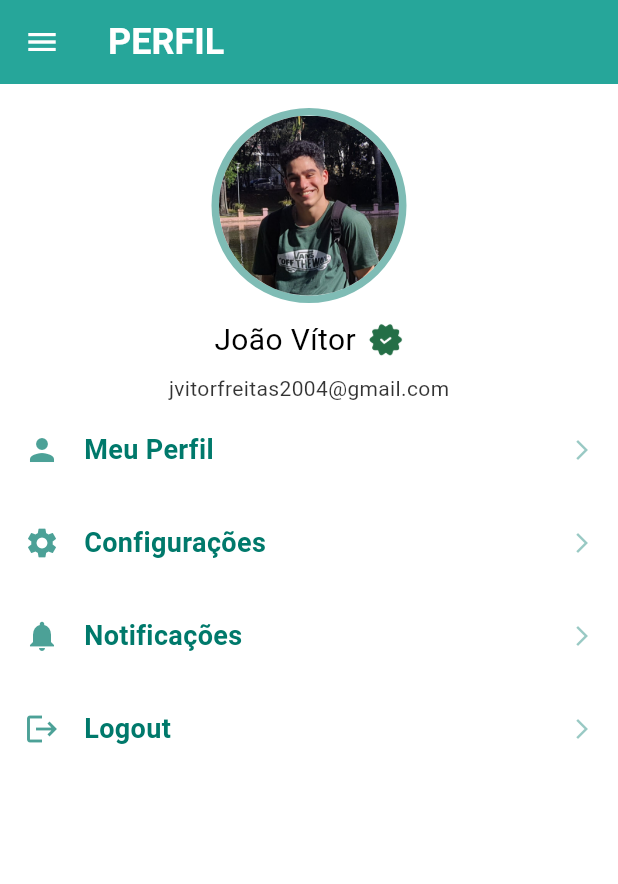
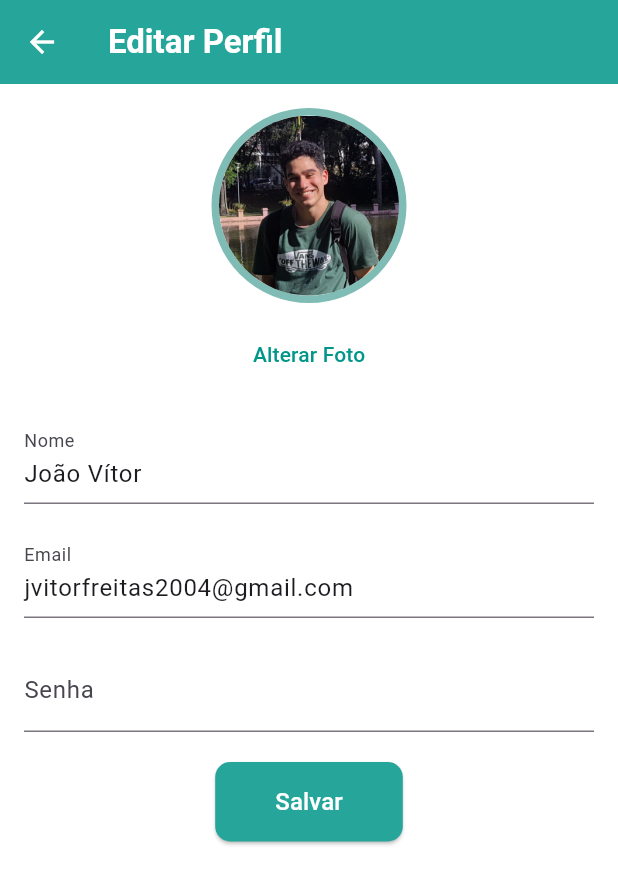
Before and after one commit to Jaummfreitas/EstudaAI, a Flutter app: the ProfilePage screen opened directly, after a tap on "Meu Perfil", on a phone screen of 412 x 824 dp. Shown: the top 884 px of the screen. Run offline on Flutter 3.47's test engine with Material 3 defaults, Android fonts, the light colour scheme and no system bars; our stand-ins replace sqflite, sqflite_common_ffi, table_calendar; missing offline and left inert: dart:ffi; accounts and stored records are empty.

Commit message:
front-perfil

```diff
--- /dev/null
+++ b/estudeai/lib/Views/Perfil/configurações.dart
@@ -0,0 +1,116 @@
+import 'package:flutter/material.dart';
+
+class SettingsPage extends StatelessWidget {
+  final TextEditingController nameController =
+      TextEditingController(text: 'João Vítor');
+  final TextEditingController emailController =
+      TextEditingController(text: 'jvitorfreitas2004@gmail.com');
+  final TextEditingController passwordController = TextEditingController();
+
+  @override
+  Widget build(BuildContext context) {
+    Size size = MediaQuery.of(context).size;
+
+    return Scaffold(
+      appBar: AppBar(
+        iconTheme: const IconThemeData(color: Colors.white),
+        backgroundColor: const Color(0xFF26A69A),
+        title: const Text(
+          'Editar Perfil',
+          style: TextStyle(
+            color: Colors.white,
+            fontWeight: FontWeight.bold,
+          ),
+        ),
+      ),
+      backgroundColor: Colors.white,
+      body: SingleChildScrollView(
+        child: Container(
+          padding: const EdgeInsets.all(16),
+          width: size.width,
+          child: Column(
+            mainAxisSize: MainAxisSize.min,
+            crossAxisAlignment: CrossAxisAlignment.center,
+            children: [
+              Container(
+                width: 150,
+                decoration: BoxDecoration(
+                  shape: BoxShape.circle,
+                  border: Border.all(
+                    color: Colors.teal[700]!.withOpacity(.5),
+                    width: 5.0,
+                  ),
+                ),
+                child: const CircleAvatar(
+                  radius: 60,
+                  backgroundColor: Colors.transparent,
+                  backgroundImage: AssetImage('assets/images/profile.jpg'),
+                ),
+              ),
+              const SizedBox(height: 10),
+              TextButton(
+                onPressed: () {
+                  // Ação de alterar foto
+                },
+                child: const Text(
+                  'Alterar Foto',
+                  style: TextStyle(color: Colors.teal),
+                ),
+              ),
+              const SizedBox(height: 20),
+              TextField(
+                controller: nameController,
+                decoration: const InputDecoration(
+                  labelText: 'Nome',
+                  hintText: 'Seu nome completo',
+                ),
+              ),
+              const SizedBox(height: 20),
+              TextField(
+                controller: emailController,
+                decoration: const InputDecoration(
+                  labelText: 'Email',
+                  hintText: 'Seu email',
+                ),
+              ),
+              const SizedBox(height: 20),
+              TextField(
+                controller: passwordController,
+                decoration: const InputDecoration(
+                  labelText: 'Senha',
+                  hintText: 'Nova senha',
+                ),
+                obscureText: true,
+              ),
+              const SizedBox(height: 20),
+              ElevatedButton(
+                onPressed: () {
+                  // Ação de salvar as alterações (opcional)
+                  // Adicione sua lógica para salvar as alterações aqui
+
+                  // Retorna à tela anterior
+                  Navigator.pop(context);
+                },
+                style: ElevatedButton.styleFrom(
+                  backgroundColor: const Color(0xFF26A69A),
+                  padding: const EdgeInsets.symmetric(
+                      horizontal: 40, vertical: 15),
+                  shape: RoundedRectangleBorder(
+                    borderRadius: BorderRadius.circular(10),
+                  ),
+                ),
+                child: const Text(
+                  'Salvar',
+                  style: TextStyle(
+                    color: Colors.white,
+                    fontSize: 16,
+                  ),
+                ),
+              ),
+            ],
+          ),
+        ),
+      ),
+    );
+  }
+}
--- a/estudeai/lib/Views/Perfil/perfil.dart
+++ b/estudeai/lib/Views/Perfil/perfil.dart
@@ -1,23 +1,12 @@
+import 'package:flutter/material.dart';
+import 'package:estudeai/Views/Home/home.dart';
 import 'package:estudeai/Views/Calendario/calendario.dart';
-import 'package:estudeai/Views/Home/home.dart';
 import 'package:estudeai/Views/Quiz/quiz.dart';
 import 'package:estudeai/Views/TelaInicial/TelaInicial.dart';
-import 'package:flutter/material.dart';
-
-void main() {
-  runApp(const MyApp());
-}
-
-class MyApp extends StatelessWidget {
-  const MyApp({super.key});
-
-  @override
-  Widget build(BuildContext context) {
-    return const MaterialApp(
-      home: ProfilePage(),
-    );
-  }
-}
+import 'package:estudeai/Views/Perfil/configurações.dart';
+import 'package:estudeai/Views/Perfil/definições.dart';
+import 'package:estudeai/Views/Perfil/addAmigo.dart';
+import 'package:estudeai/Views/Perfil/amigos.dart'; // Importe a página Amigos
 
 class ProfilePage extends StatelessWidget {
   const ProfilePage({super.key});
@@ -27,9 +16,9 @@ class ProfilePage extends StatelessWidget {
     Size size = MediaQuery.of(context).size;
     return Scaffold(
       appBar: AppBar(
-        iconTheme: IconThemeData(color: Colors.white),
+        iconTheme: const IconThemeData(color: Colors.white),
         backgroundColor: const Color(0xFF26A69A),
-        title: Text(
+        title: const Text(
           'PERFIL',
           style: TextStyle(
             color: Colors.white,
@@ -42,14 +31,14 @@ class ProfilePage extends StatelessWidget {
         child: ListView(
           padding: EdgeInsets.zero,
           children: <Widget>[
-            DrawerHeader(
+            const DrawerHeader(
               decoration: BoxDecoration(
                 color: Colors.teal,
               ),
               child: Text('Menu'),
             ),
             ListTile(
-              title: Text('Home Page'),
+              title: const Text('Home Page'),
               onTap: () {
                 Navigator.push(
                   context,
@@ -58,7 +47,7 @@ class ProfilePage extends StatelessWidget {
               },
             ),
             ListTile(
-              title: Text('Calendário'),
+              title: const Text('Calendário'),
               onTap: () {
                 Navigator.push(
                   context,
@@ -67,11 +56,20 @@ class ProfilePage extends StatelessWidget {
               },
             ),
             ListTile(
-              title: Text('Quiz'),
+              title: const Text('Quiz'),
               onTap: () {
                 Navigator.push(
                   context,
                   MaterialPageRoute(builder: (context) => QuizPage()),
+                );
+              },
+            ),
+            ListTile(
+              title: const Text('Adicionar Amigos'), // Navega para Adicionar Amigos
+              onTap: () {
+                Navigator.push(
+                  context,
+                  MaterialPageRoute(builder: (context) => AddFriendsPage()),
                 );
               },
             ),
@@ -102,9 +100,7 @@ class ProfilePage extends StatelessWidget {
                   backgroundImage: ExactAssetImage('assets/images/profile.jpg'),
                 ),
               ),
-              const SizedBox(
-                height: 10,
-              ),
+              const SizedBox(height: 10),
               SizedBox(
                 width: size.width * .8,
                 child: Column(
@@ -120,9 +116,7 @@ class ProfilePage extends StatelessWidget {
                             fontSize: 20,
                           ),
                         ),
-                        const SizedBox(
-                          width: 8.0,
-                        ),
+                        const SizedBox(width: 8.0),
                         SizedBox(
                           height: 24.0,
                           child: Image.asset("assets/images/verified.png"),
@@ -139,8 +133,29 @@ class ProfilePage extends StatelessWidget {
                   color: Colors.black.withOpacity(.8),
                 ),
               ),
+              const SizedBox(height: 16),
+
+              // Texto "Amigos (2)" adicionado aqui
+              InkWell(
+                onTap: () {
+                  Navigator.push(
+                    context,
+                    MaterialPageRoute(builder: (context) => FriendsListPage()), // Navega para a página Amigos
+                  );
+                },
+                child: Text(
+                  'Amigos (2)',
+                  style: TextStyle(
+                    color: Colors.black.withOpacity(.8),
+                    fontSize: 20,
+                    fontWeight: FontWeight.bold,
+                  ),
+                ),
+              ),
+              const SizedBox(height: 8),
+
               SizedBox(
-                height: size.height * .7,
+                height: size.height * .4,
                 width: size.width,
                 child: Column(
                   crossAxisAlignment: CrossAxisAlignment.center,
@@ -150,7 +165,8 @@ class ProfilePage extends StatelessWidget {
                         Navigator.push(
                           context,
                           MaterialPageRoute(
-                              builder: (context) => const ProfilePage()),
+                            builder: (context) => SettingsPage(),
+                          ),
                         );
                       },
                       child: const ProfileWidget(
@@ -158,18 +174,19 @@ class ProfilePage extends StatelessWidget {
                         title: 'Meu Perfil',
                       ),
                     ),
+                    // Botão Adicionar Amigos posicionado entre Meu Perfil e Configurações
                     InkWell(
-                      onTap: () {},
+                      onTap: () {
+                        Navigator.push(
+                          context,
+                          MaterialPageRoute(
+                            builder: (context) => AddFriendsPage(), // Navega para a página de adicionar amigos
+                          ),
+                        );
+                      },
                       child: const ProfileWidget(
-                        icon: Icons.settings,
-                        title: 'Configurações',
-                      ),
-                    ),
-                    InkWell(
-                      onTap: () {},
-                      child: const ProfileWidget(
-                        icon: Icons.notifications,
-                        title: 'Notificações',
+                        icon: Icons.person_add,
+                        title: 'Adicionar Amigos',
                       ),
                     ),
                     InkWell(
@@ -177,7 +194,22 @@ class ProfilePage extends StatelessWidget {
                         Navigator.push(
                           context,
                           MaterialPageRoute(
-                              builder: (context) => TelaInicial()),
+                            builder: (context) => DefinicoesPage(),
+                          ),
+                        );
+                      },
+                      child: const ProfileWidget(
+                        icon: Icons.settings,
+                        title: 'Configurações',
+                      ),
+                    ),
+                    InkWell(
+                      onTap: () {
+                        Navigator.push(
+                          context,
+                          MaterialPageRoute(
+                            builder: (context) => const TelaInicial(),
+                          ),
                         );
                       },
                       child: const ProfileWidget(
@@ -187,7 +219,8 @@ class ProfilePage extends StatelessWidget {
                     ),
                   ],
                 ),
-              )
+              ),
+              const SizedBox(height: 16),
             ],
           ),
         ),
@@ -220,9 +253,7 @@ class ProfileWidget extends StatelessWidget {
                 color: Colors.teal[700]!.withOpacity(.7),
                 size: 24.0,
               ),
-              const SizedBox(
-                width: 16.0,
-              ),
+              const SizedBox(width: 16.0),
               Text(
                 title,
                 style: TextStyle(
```
Also changed, not shown: estudeai/lib/Views/Perfil/addAmigo.dart (added, +83 -0 lines), estudeai/lib/Views/Perfil/amigos.dart (added, +68 -0 lines), estudeai/lib/Views/Perfil/definições.dart (added, +104 -0 lines).
